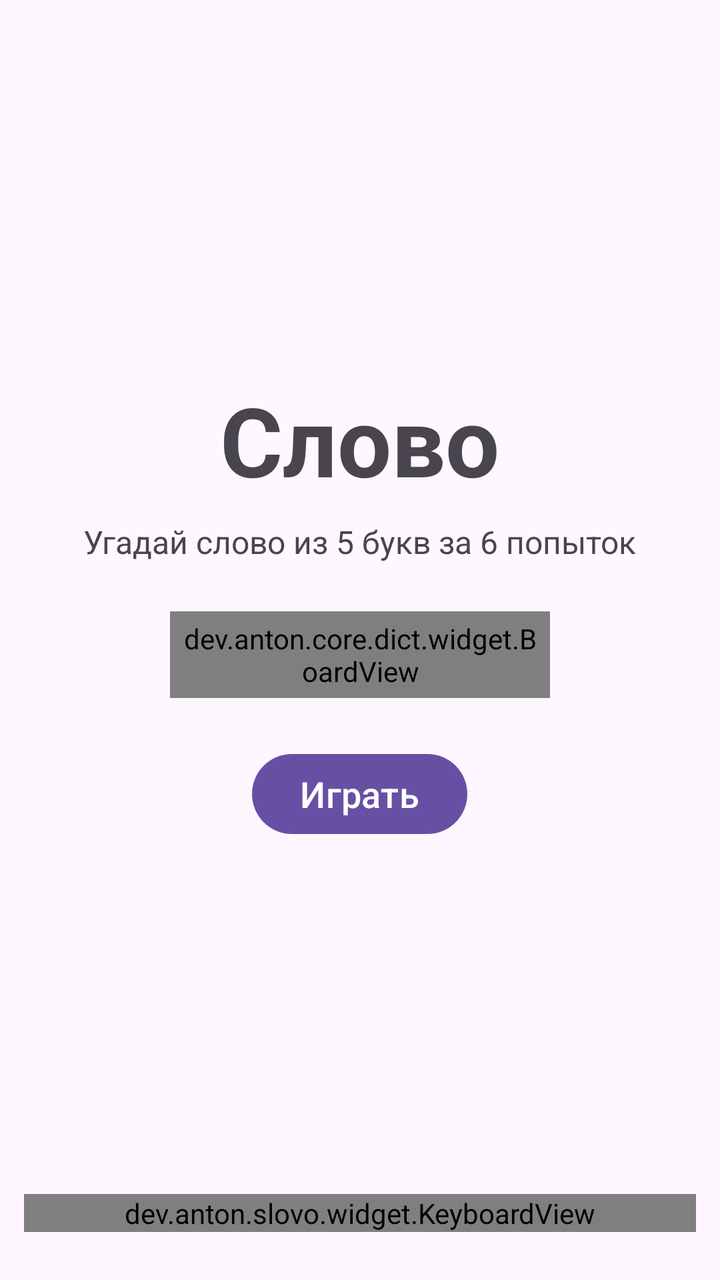
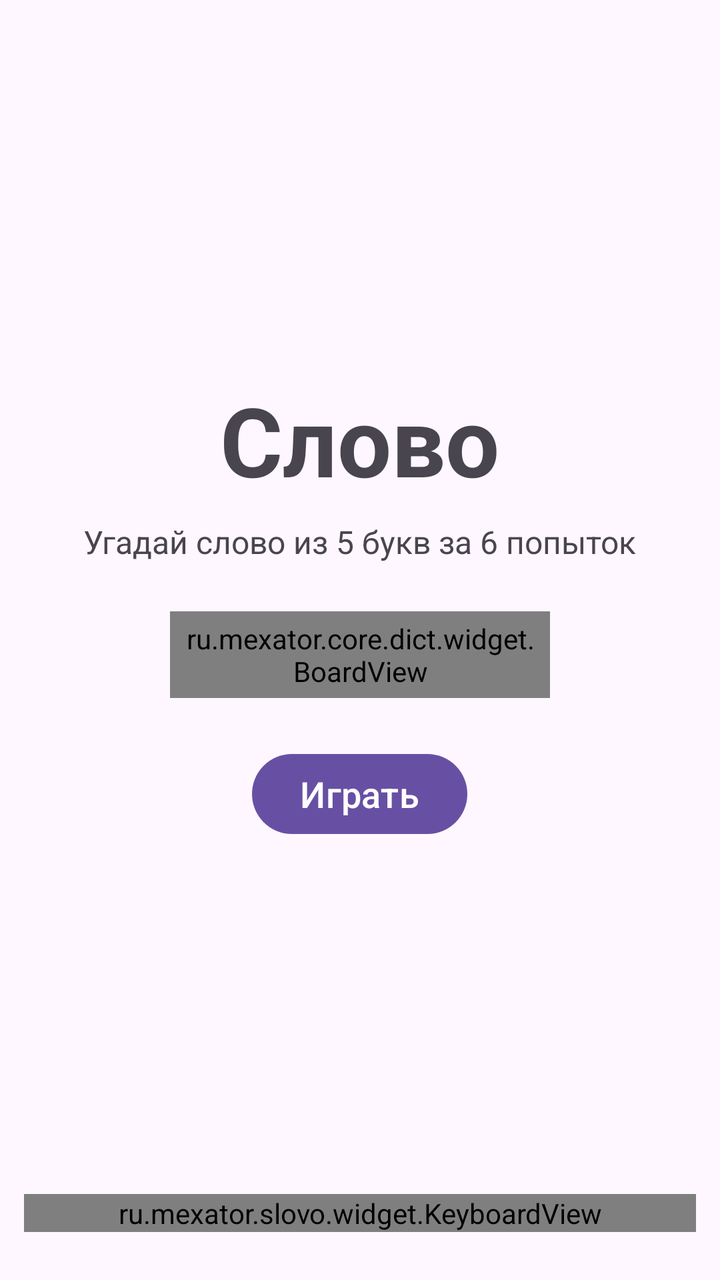

Screens rendered from an Android XML layout before and after an edit, with the pre-edit source and the edit as a unified diff.
<!-- AndroidManifest.xml: application theme Theme.Slovo -->
<!-- res/layout/scene_start.xml -->
<?xml version="1.0" encoding="utf-8"?>
<LinearLayout xmlns:android="http://schemas.android.com/apk/res/android"
    xmlns:app="http://schemas.android.com/apk/res-auto"
    android:layout_width="match_parent"
    android:layout_height="match_parent"
    android:orientation="vertical"
    android:padding="12dp">

    
    <Space
        android:layout_width="match_parent"
        android:layout_height="0dp"
        android:layout_weight="1" />

    
    <TextView
        android:id="@+id/title"
        android:layout_width="wrap_content"
        android:layout_height="wrap_content"
        android:layout_gravity="center"
        android:text="@string/app_name"
        android:textSize="48sp"
        android:textStyle="bold" />

    <TextView
        android:id="@+id/subtitle"
        android:layout_width="wrap_content"
        android:layout_height="wrap_content"
        android:layout_gravity="center"
        android:layout_marginTop="8dp"
        android:text="@string/subtitle"
        android:textSize="16sp" />

    
    <dev.anton.core.dict.widget.BoardView
        android:id="@+id/board_preview"
        android:layout_width="190dp"
        android:layout_height="wrap_content"
        android:layout_gravity="center_horizontal"
        android:layout_marginTop="24dp"
        android:background="#E8E8E8"
        android:padding="4dp"
        android:transitionName="board"
        app:boardRows="6"
        app:boardColumns="5"
        app:boardCellSize="22dp"
        app:boardCellMargin="2dp"
        app:boardCellTextSize="10sp" />

    <Button
        android:id="@+id/play_button"
        android:layout_width="wrap_content"
        android:layout_height="wrap_content"
        android:layout_gravity="center_horizontal"
        android:layout_marginTop="24dp"
        android:text="@string/play"
        android:textSize="18sp" />

    <Space
        android:layout_width="match_parent"
        android:layout_height="0dp"
        android:layout_weight="1" />

    
    <dev.anton.slovo.widget.KeyboardView
        android:id="@+id/keyboard"
        android:layout_width="match_parent"
        android:layout_height="wrap_content"
        android:layout_marginBottom="12dp"
        android:transitionName="keyboard" />
</LinearLayout>
<!-- resources referenced by this layout -->
<resources>
  <string name="app_name">Слово</string>
  <string name="play">Играть</string>
  <string name="subtitle">Угадай слово из 5 букв за 6 попыток</string>
  <style name="Theme.Slovo" parent="Theme.Material3.Light.NoActionBar">
          <item name="android:windowActivityTransitions">true</item>
      </style>
</resources>

<!-- the commit's change to res/layout/scene_start.xml (unified diff, before → after) -->
@@ -32,7 +32,7 @@
         android:textSize="16sp" />
 
     
-    <dev.anton.core.dict.widget.BoardView
+    <ru.mexator.core.dict.widget.BoardView
         android:id="@+id/board_preview"
         android:layout_width="190dp"
         android:layout_height="wrap_content"
@@ -62,7 +62,7 @@
         android:layout_weight="1" />
 
     
-    <dev.anton.slovo.widget.KeyboardView
+    <ru.mexator.slovo.widget.KeyboardView
         android:id="@+id/keyboard"
         android:layout_width="match_parent"
         android:layout_height="wrap_content"
